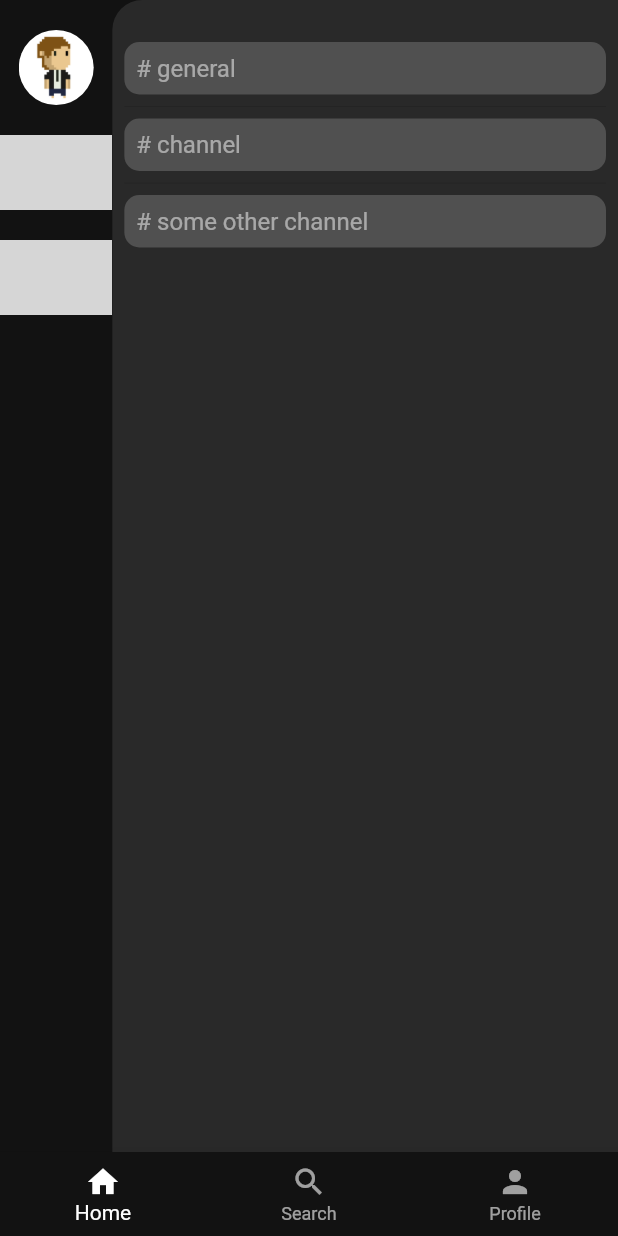
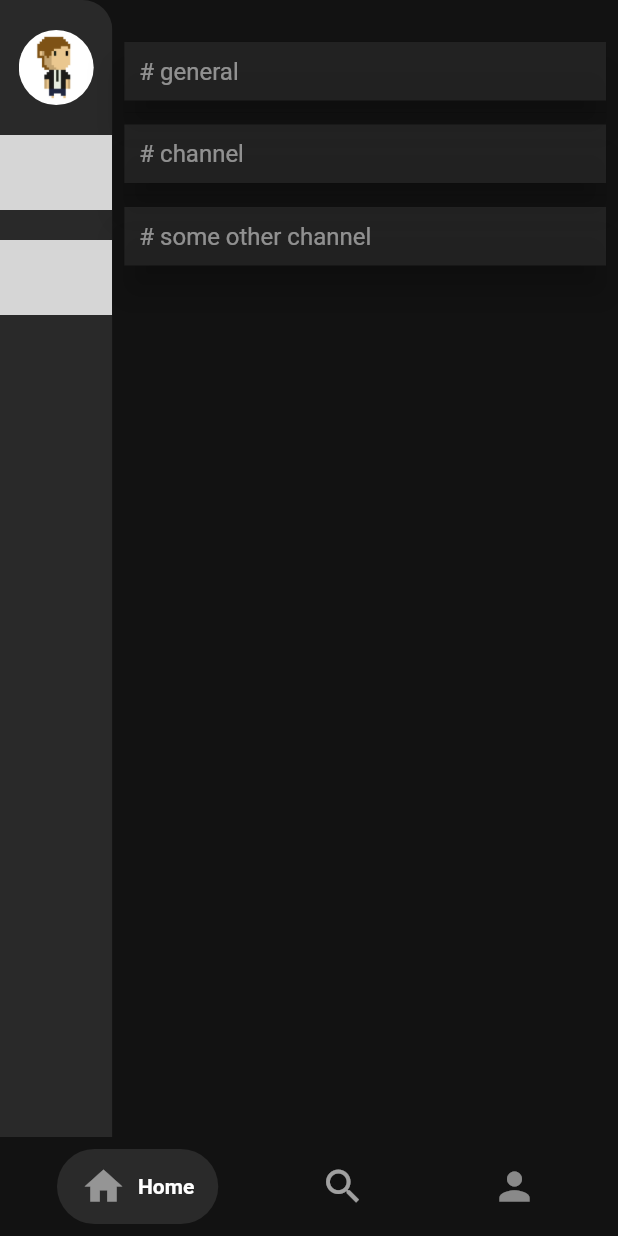
Before and after one commit to pri1311/xyz, a Flutter app: the screen it shows after launch, on a phone screen of 412 x 824 dp. Run offline on Flutter 3.47's test engine with Material 2 defaults, Android fonts, the phone set to English and light mode, and no system bars; drawn by our look-alikes of salomon_bottom_bar; grey boxes are pictures that could not be loaded.

Commit message:
updated ui for homepage with working nav

```diff
--- /dev/null
+++ b/lib/screens/channelList.dart
@@ -0,0 +1,109 @@
+import 'package:flutter/material.dart';
+import 'package:xyz/screens/widgets.dart';
+
+class channelList extends StatefulWidget {
+  @override
+  _channelListState createState() => _channelListState();
+}
+
+class _channelListState extends State<channelList> {
+  List<String> availableChannels = [
+    "general",
+    "channel",
+    "some other channel",
+  ];
+
+  @override
+  Widget build(BuildContext context) {
+    return Container(
+      child: SafeArea(
+        child: Row(
+          children: [
+            Expanded(
+              flex: 2,
+              child: Container(
+                height: double.infinity,
+                width: 80,
+                decoration: BoxDecoration(
+                    color: Color(0xFF292929),
+                    borderRadius:
+                        BorderRadius.only(topRight: Radius.circular(20.0))),
+                child: Expanded(
+                  child: ListView(
+                    children: [
+                      Workspacebuttons(
+                        location: 'assets/images/dp1.png',
+                      ),
+                      Workspacebuttons(),
+                      Workspacebuttons(),
+                    ],
+                  ),
+                ),
+              ),
+            ),
+            Expanded(
+              flex: 9,
+              child: Container(
+                height: double.infinity,
+                width: 330.0,
+                decoration: BoxDecoration(
+                  color: Color(0xFF121212),
+                ),
+                child: Column(
+                  children: [
+                    Padding(
+                      padding: EdgeInsets.only(top: 20.0),
+                    ),
+                    Expanded(
+                        child: ListView.separated(
+                      padding: const EdgeInsets.all(8.0),
+                      itemCount: availableChannels.length,
+                      itemBuilder: (BuildContext context, int index) {
+                        return InkWell(
+                            onTap: () {
+                              Navigator.push(
+                                  context,
+                                  MaterialPageRoute(
+                                    builder: (context) => Screen1(),
+                                  ));
+                            },
+                            child: Material(
+                              color: Color(0xFF292929).withOpacity(0.70),
+                              //borderRadius: BorderRadius.circular(10.0),
+                              shadowColor: Color(0xFF121212),
+                              elevation: 10,
+                              child: Container(
+                                padding: EdgeInsets.all(10.0),
+                                child: Text(
+                                  '# ${availableChannels[index]}',
+                                  style: TextStyle(
+                                      fontSize: 16.0,
+                                      color: Colors.white.withOpacity(0.50)),
+                                ),
+                              ),
+                            ));
+                      },
+                      separatorBuilder: (BuildContext context, int index) =>
+                          const Divider(),
+                    ))
+                  ],
+                ),
+              ),
+            )
+          ],
+        ),
+      ),
+    );
+  }
+}
+
+class Screen1 extends StatelessWidget {
+  @override
+  Widget build(BuildContext context) {
+    return Container(
+      child: Center(
+        child: Text("data"),
+      ),
+    );
+  }
+}
--- a/lib/screens/homepage.dart
+++ b/lib/screens/homepage.dart
@@ -1,5 +1,8 @@
 import 'package:flutter/material.dart';
-import 'package:xyz/screens/widgets.dart';
+import 'package:xyz/screens/channelList.dart';
+import 'package:salomon_bottom_bar/salomon_bottom_bar.dart';
+
+enum _SelectedTab { home, search, profile }
 
 class Homepage extends StatefulWidget {
   @override
@@ -7,116 +10,81 @@ class Homepage extends StatefulWidget {
 }
 
 class _HomepageState extends State<Homepage> {
+  var _selectedTab = _SelectedTab.home;
+
+  void _handleIndexChanged(int i) {
+    setState(() {
+      _selectedTab = _SelectedTab.values[i];
+    });
+  }
+
   List<String> availableChannels = [
     "general",
     "channel",
     "some other channel",
   ];
-  int _currentIndex = 0;
 
   @override
   Widget build(BuildContext context) {
     return Scaffold(
-      backgroundColor: Color(0xFF121212),
-      body: SafeArea(
-        child: Row(
+        backgroundColor: Color(0xFF121212),
+        body: Column(
           children: [
-            Expanded(
-              flex: 2,
-              child: Container(
-                height: double.infinity,
-                width: 80,
-                decoration: BoxDecoration(
-                  color: Color(0xFF121212),
-                ),
-                child: Expanded(
-                  child: ListView(
-                    children: [
-                      Workspacebuttons(
-                        location: 'assets/images/dp1.png',
+            _selectedTab == _SelectedTab.home
+                ? Expanded(
+                    child: channelList(),
+                  )
+                : _selectedTab == _SelectedTab.profile
+                    ? Expanded(
+                        child: Screen1(),
+                      )
+                    : Expanded(
+                        child: Screen2(),
                       ),
-                      Workspacebuttons(),
-                      Workspacebuttons(),
+            Container(
+                padding: EdgeInsets.fromLTRB(30, 0, 30, 0),
+                child: Center(
+                  child: SalomonBottomBar(
+                    currentIndex: _SelectedTab.values.indexOf(_selectedTab),
+                    onTap: _handleIndexChanged,
+                    items: [
+                      /// Home
+                      SalomonBottomBarItem(
+                        icon: Icon(
+                          Icons.home,
+                          color: Colors.white.withOpacity(0.50),
+                          size: 30,
+                        ),
+                        title: Text("Home"),
+                        selectedColor: Colors.white,
+                      ),
+
+                      /// Search
+                      SalomonBottomBarItem(
+                        icon: Icon(
+                          Icons.search,
+                          color: Colors.white.withOpacity(0.60),
+                          size: 30,
+                        ),
+                        title: Text("Search"),
+                        selectedColor: Colors.white,
+                      ),
+
+                      /// Profile
+                      SalomonBottomBarItem(
+                        icon: Icon(
+                          Icons.person,
+                          color: Colors.white.withOpacity(0.50),
+                          size: 30,
+                        ),
+                        title: Text("Profile"),
+                        selectedColor: Colors.white,
+                      ),
                     ],
                   ),
-                ),
-              ),
-            ),
-            Expanded(
-              flex: 9,
-              child: Container(
-                height: double.infinity,
-                width: 330.0,
-                decoration: BoxDecoration(
-                    color: Color(0xFF292929),
-                    borderRadius:
-                        BorderRadius.only(topLeft: Radius.circular(20.0))),
-                child: Column(
-                  children: [
-                    Padding(
-                      padding: EdgeInsets.only(top: 20.0),
-                    ),
-                    Expanded(
-                        child: ListView.separated(
-                      padding: const EdgeInsets.all(8.0),
-                      itemCount: availableChannels.length,
-                      itemBuilder: (BuildContext context, int index) {
-                        return InkWell(
-                            onTap: () {
-                              Navigator.push(
-                                  context,
-                                  MaterialPageRoute(
-                                    builder: (context) => Screen1(),
-                                  ));
-                            },
-                            child: Container(
-                              decoration: BoxDecoration(
-                                  borderRadius: BorderRadius.circular(10.0),
-                                  color: Color(0xFFA9A9A9).withOpacity(0.30)),
-                              padding: EdgeInsets.all(8.0),
-                              //color: Colors.amber[colorCodes[index]],
-                              child: Text(
-                                '# ${availableChannels[index]}',
-                                style: TextStyle(
-                                    fontSize: 16.0,
-                                    color: Colors.white.withOpacity(0.50)),
-                              ),
-                            ));
-                      },
-                      separatorBuilder: (BuildContext context, int index) =>
-                          const Divider(),
-                    ))
-                  ],
-                ),
-              ),
-            )
+                ))
           ],
-        ),
-      ),
-      bottomNavigationBar: BottomNavigationBar(
-        currentIndex: _currentIndex,
-        backgroundColor: Color(0xFF121212),
-        selectedItemColor: Colors.white,
-        unselectedItemColor: Colors.white.withOpacity(0.60),
-        onTap: (value) {
-          setState(() => _currentIndex = value);
-        },
-        items: [
-          BottomNavigationBarItem(
-            icon: new Icon(Icons.home),
-            label: "Home",
-          ),
-          BottomNavigationBarItem(
-            icon: new Icon(Icons.search),
-            label: "Search",
-          ),
-          BottomNavigationBarItem(
-            icon: new Icon(Icons.person),
-            label: "Profile",
-          )
-        ],
-      ),
-    );
+        ));
   }
 }
 
@@ -125,8 +93,25 @@ class Screen1 extends StatelessWidget {
   Widget build(BuildContext context) {
     return Container(
       child: Center(
-        child: Text("data"),
+        child: Text(
+          "Profile",
+          style: TextStyle(color: Colors.white),
+        ),
       ),
     );
   }
 }
+
+class Screen2 extends StatelessWidget {
+  @override
+  Widget build(BuildContext context) {
+    return Container(
+      child: Center(
+        child: Text(
+          "Search",
+          style: TextStyle(color: Colors.white),
+        ),
+      ),
+    );
+  }
+}
--- a/pubspec.yaml
+++ b/pubspec.yaml
@@ -28,6 +28,8 @@ dependencies:
   # The following adds the Cupertino Icons font to your application.
   # Use with the CupertinoIcons class for iOS style icons.
   cupertino_icons: ^1.0.1
+  salomon_bottom_bar: ^2.0.0
+
 
 dev_dependencies:
   flutter_test:
```
Also changed, not shown: lib/screens/bottomNavBar.dart (added, +68 -0 lines), pubspec.lock, 1 other file.
